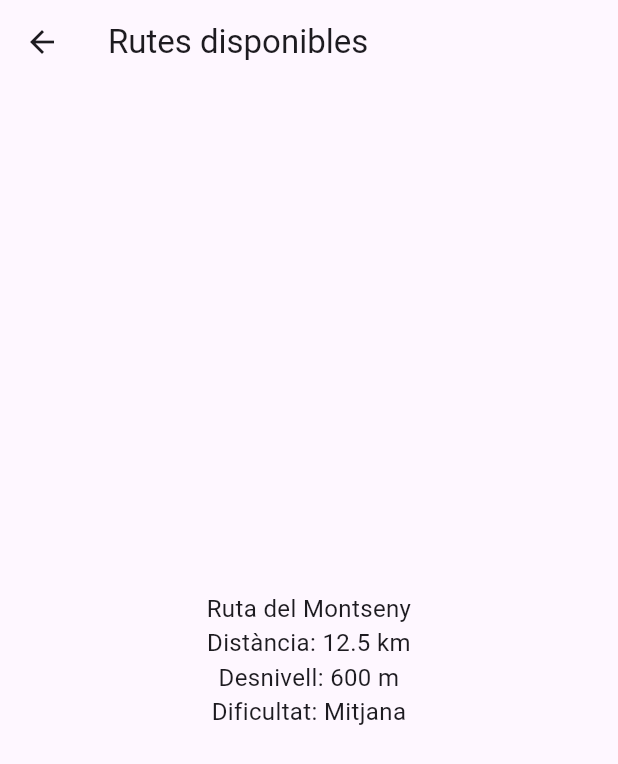
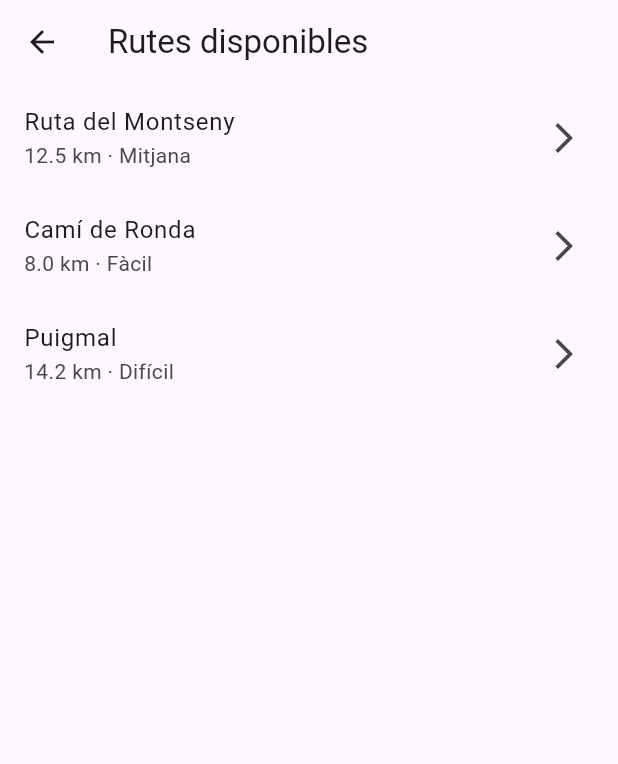
Before and after one commit to Sergio-tcm/tfg-rutes-senderisme, a Flutter app: the RoutesScreen screen opened directly, on a phone screen of 412 x 824 dp. Shown: the top 764 px of the screen. Run offline on Flutter 3.47's test engine with Material 3 defaults, Android fonts, the phone set to English and light mode, and no system bars.

Commit message:
Display list of routes using ListView

```diff
--- a/app/lib/screens/routes_screen.dart
+++ b/app/lib/screens/routes_screen.dart
@@ -6,26 +6,44 @@ class RoutesScreen extends StatelessWidget {
 
   @override
   Widget build(BuildContext context) {
-    final RouteModel exampleRoute = RouteModel(
-      name: 'Ruta del Montseny',
-      distance: 12.5,
-      elevation: 600,
-      difficulty: 'Mitjana',
-    );
+    final List<RouteModel> routes = [
+      RouteModel(
+        name: 'Ruta del Montseny',
+        distance: 12.5,
+        elevation: 600,
+        difficulty: 'Mitjana',
+      ),
+      RouteModel(
+        name: 'Camí de Ronda',
+        distance: 8.0,
+        elevation: 150,
+        difficulty: 'Fàcil',
+      ),
+      RouteModel(
+        name: 'Puigmal',
+        distance: 14.2,
+        elevation: 1100,
+        difficulty: 'Difícil',
+      ),
+    ];
 
     return Scaffold(
       appBar: AppBar(
         title: const Text('Rutes disponibles'),
       ),
-      body: Center(
-        child: Text(
-          '${exampleRoute.name}\n'
-          'Distància: ${exampleRoute.distance} km\n'
-          'Desnivell: ${exampleRoute.elevation} m\n'
-          'Dificultat: ${exampleRoute.difficulty}',
-          textAlign: TextAlign.center,
-          style: const TextStyle(fontSize: 16),
-        ),
+      body: ListView.builder(
+        itemCount: routes.length,
+        itemBuilder: (context, index) {
+          final route = routes[index];
+
+          return ListTile(
+            title: Text(route.name),
+            subtitle: Text(
+              '${route.distance} km · ${route.difficulty}',
+            ),
+            trailing: const Icon(Icons.arrow_forward_ios),
+          );
+        },
       ),
     );
   }
```
